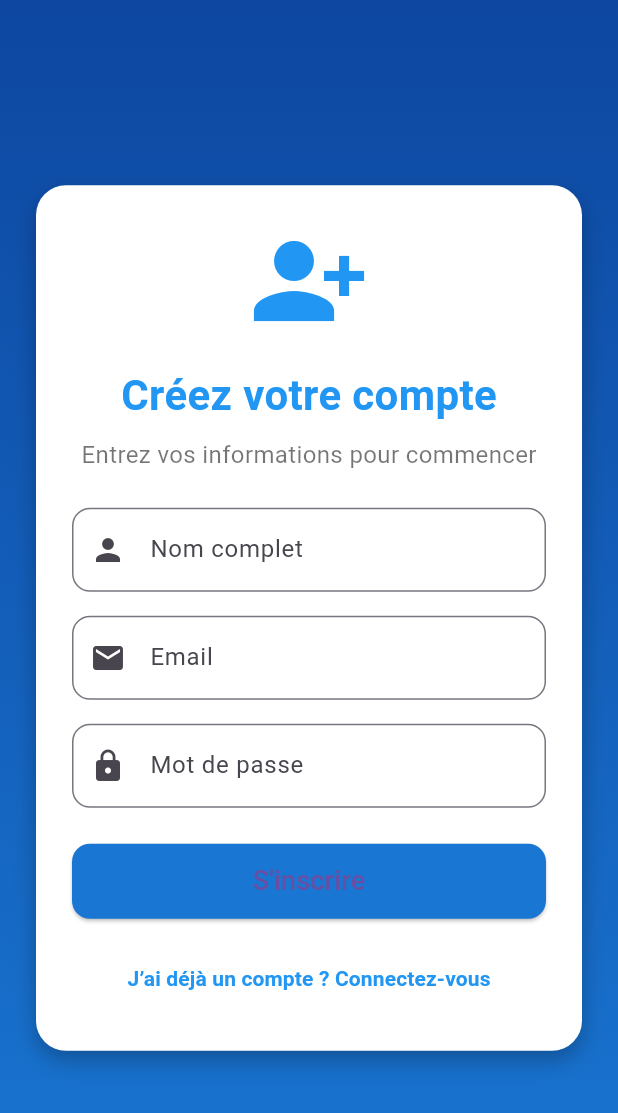
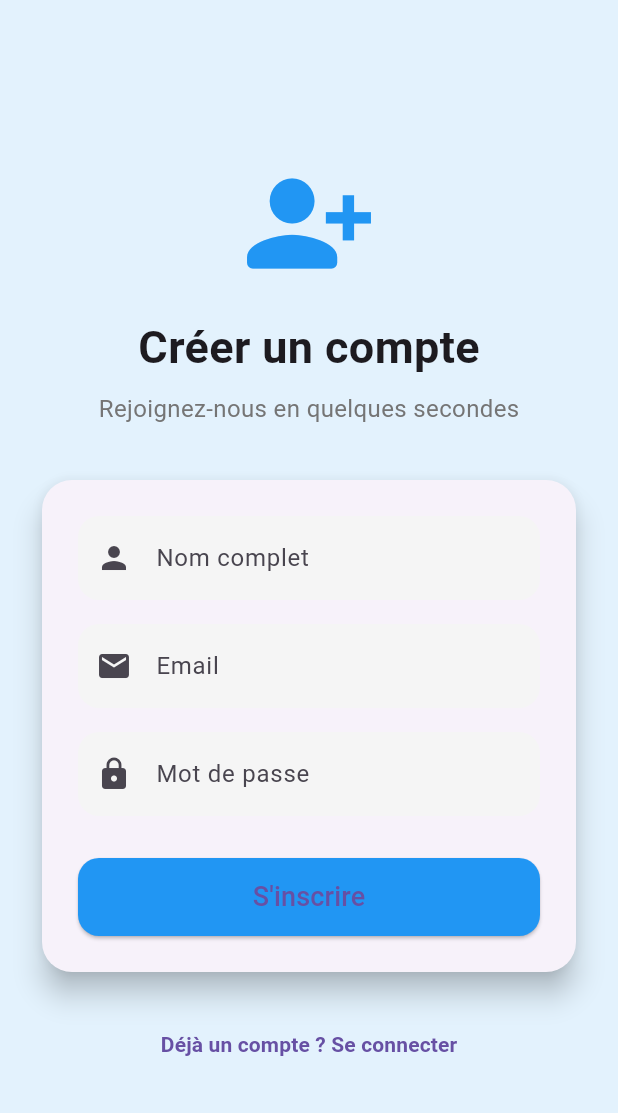
Before and after one commit to ayacherif624-cpu/application_mobile-support_client, a Flutter app: the RegisterView screen opened by its route, on a phone screen of 412 x 824 dp. Shown: the top 1113 px of the screen. Run offline on Flutter 3.47's test engine with Material 3 defaults, Android fonts, the phone set to English and light mode, and no system bars; our stand-ins replace cloud_firestore, file_picker, firebase_auth, firebase_core, firebase_messaging, firebase_storage and 3 more; missing offline and left inert: flutter_firebase; accounts and stored records are empty.

Commit message:
UI: modernize register view design

```diff
--- a/lib/views/Register_view.dart
+++ b/lib/views/Register_view.dart
@@ -14,6 +14,7 @@ class _RegisterViewState extends State<RegisterView> {
   final TextEditingController nameController = TextEditingController();
   final TextEditingController emailController = TextEditingController();
   final TextEditingController passwordController = TextEditingController();
+
   bool isLoading = false;
 
   Future<void> _register() async {
@@ -39,142 +40,119 @@ class _RegisterViewState extends State<RegisterView> {
 
       Navigator.pushReplacement(
         context,
-        MaterialPageRoute(builder: (_) => HomeClient()),
+        MaterialPageRoute(builder: (_) => const HomeClient()),
       );
     } on FirebaseAuthException catch (e) {
-      String message = e.message ?? 'Erreur inconnue';
-      ScaffoldMessenger.of(context)
-          .showSnackBar(SnackBar(content: Text(message)));
+      ScaffoldMessenger.of(context).showSnackBar(
+        SnackBar(content: Text(e.message ?? 'Erreur inconnue')),
+      );
     } finally {
       setState(() => isLoading = false);
     }
   }
 
+  InputDecoration _inputDecoration(String label, IconData icon) {
+    return InputDecoration(
+      labelText: label,
+      prefixIcon: Icon(icon),
+      filled: true,
+      fillColor: Colors.grey.shade100,
+      border: OutlineInputBorder(
+        borderRadius: BorderRadius.circular(14),
+        borderSide: BorderSide.none,
+      ),
+    );
+  }
+
   @override
   Widget build(BuildContext context) {
     return Scaffold(
-      // Fond dégradé bleu
-      body: Container(
-        decoration: const BoxDecoration(
-          gradient: LinearGradient(
-            colors: [Color(0xFF0D47A1), Color(0xFF1976D2)],
-            begin: Alignment.topCenter,
-            end: Alignment.bottomCenter,
-          ),
-        ),
+      backgroundColor: Colors.blue.shade50,
+      body: SafeArea(
         child: Center(
           child: SingleChildScrollView(
             padding: const EdgeInsets.symmetric(horizontal: 24),
-            child: Container(
-              padding: const EdgeInsets.all(24),
-              decoration: BoxDecoration(
-                color: Colors.white,
-                borderRadius: BorderRadius.circular(20),
-                boxShadow: [
-                  BoxShadow(
-                    color: Colors.black26,
-                    blurRadius: 12,
-                    offset: const Offset(0, 6),
-                  ),
-                ],
-              ),
             child: Column(
-                mainAxisSize: MainAxisSize.min,
               children: [
-                  // Icon / Logo
                 const Icon(
-                    Icons.person_add_alt_1,
-                    size: 80,
+                  Icons.person_add_alt_1_rounded,
+                  size: 90,
                   color: Colors.blue,
                 ),
                 const SizedBox(height: 16),
                 const Text(
-                    'Créez votre compte',
+                  'Créer un compte',
                   style: TextStyle(
-                        fontSize: 28,
+                    fontSize: 30,
                     fontWeight: FontWeight.bold,
-                        color: Colors.blue),
+                  ),
                 ),
                 const SizedBox(height: 8),
-                  const Text(
-                    'Entrez vos informations pour commencer',
-                    style: TextStyle(fontSize: 16, color: Colors.black54),
+                Text(
+                  'Rejoignez-nous en quelques secondes',
+                  style: TextStyle(
+                    fontSize: 16,
+                    color: Colors.grey.shade600,
                   ),
-                  const SizedBox(height: 24),
+                ),
+                const SizedBox(height: 32),
 
-                  // Champ Nom
+                // Carte formulaire
+                Card(
+                  elevation: 8,
+                  shape: RoundedRectangleBorder(
+                    borderRadius: BorderRadius.circular(20),
+                  ),
+                  child: Padding(
+                    padding: const EdgeInsets.all(24),
+                    child: Column(
+                      children: [
                         TextField(
                           controller: nameController,
-                    decoration: InputDecoration(
-                      prefixIcon: const Icon(Icons.person),
-                      labelText: 'Nom complet',
-                      border: OutlineInputBorder(
-                        borderRadius: BorderRadius.circular(12),
-                      ),
-                    ),
+                          decoration:
+                              _inputDecoration('Nom complet', Icons.person),
                         ),
                         const SizedBox(height: 16),
 
-                  // Champ Email
                         TextField(
                           controller: emailController,
                           keyboardType: TextInputType.emailAddress,
-                    decoration: InputDecoration(
-                      prefixIcon: const Icon(Icons.email),
-                      labelText: 'Email',
-                      border: OutlineInputBorder(
-                        borderRadius: BorderRadius.circular(12),
-                      ),
-                    ),
+                          decoration:
+                              _inputDecoration('Email', Icons.email),
                         ),
                         const SizedBox(height: 16),
 
-                  // Champ Mot de passe
                         TextField(
                           controller: passwordController,
                           obscureText: true,
-                    decoration: InputDecoration(
-                      prefixIcon: const Icon(Icons.lock),
-                      labelText: 'Mot de passe',
-                      border: OutlineInputBorder(
-                        borderRadius: BorderRadius.circular(12),
+                          decoration:
+                              _inputDecoration('Mot de passe', Icons.lock),
                         ),
-                    ),
-                  ),
-                  const SizedBox(height: 24),
+                        const SizedBox(height: 28),
 
-                  // Bouton S'inscrire
                         SizedBox(
                           width: double.infinity,
-                    height: 50,
+                          height: 52,
                           child: ElevatedButton(
                             onPressed: isLoading ? null : _register,
                             style: ElevatedButton.styleFrom(
-                        backgroundColor: Colors.blue.shade700,
+                              backgroundColor: Colors.blue,
                               shape: RoundedRectangleBorder(
-                          borderRadius: BorderRadius.circular(12),
+                                borderRadius: BorderRadius.circular(14),
                               ),
                             ),
                             child: isLoading
-                          ? const CircularProgressIndicator(color: Colors.white)
+                                ? const SizedBox(
+                                    height: 24,
+                                    width: 24,
+                                    child: CircularProgressIndicator(
+                                      strokeWidth: 3,
+                                      color: Colors.white,
+                                    ),
+                                  )
                                 : const Text(
-                              'S\'inscrire',
+                                    "S'inscrire",
                                     style: TextStyle(fontSize: 18),
-                            ),
-                    ),
-                  ),
-                  const SizedBox(height: 16),
-
-                  // Bouton retour connexion
-                  TextButton(
-                    onPressed: () {
-                      Navigator.pop(context); // Retour au LoginView
-                    },
-                    child: const Text(
-                      'J’ai déjà un compte ? Connectez-vous',
-                      style: TextStyle(
-                        color: Colors.blue,
-                        fontWeight: FontWeight.bold,
                                   ),
                           ),
                         ),
@@ -182,6 +160,18 @@ class _RegisterViewState extends State<RegisterView> {
                     ),
                   ),
                 ),
+                const SizedBox(height: 20),
+
+                TextButton(
+                  onPressed: () => Navigator.pop(context),
+                  child: const Text(
+                    'Déjà un compte ? Se connecter',
+                    style: TextStyle(fontWeight: FontWeight.bold),
+                  ),
+                ),
+              ],
+            ),
+          ),
         ),
       ),
     );
```
Also changed, not shown: flutter_01.png (added). Lines whose indentation alone changed are shown as unchanged.
